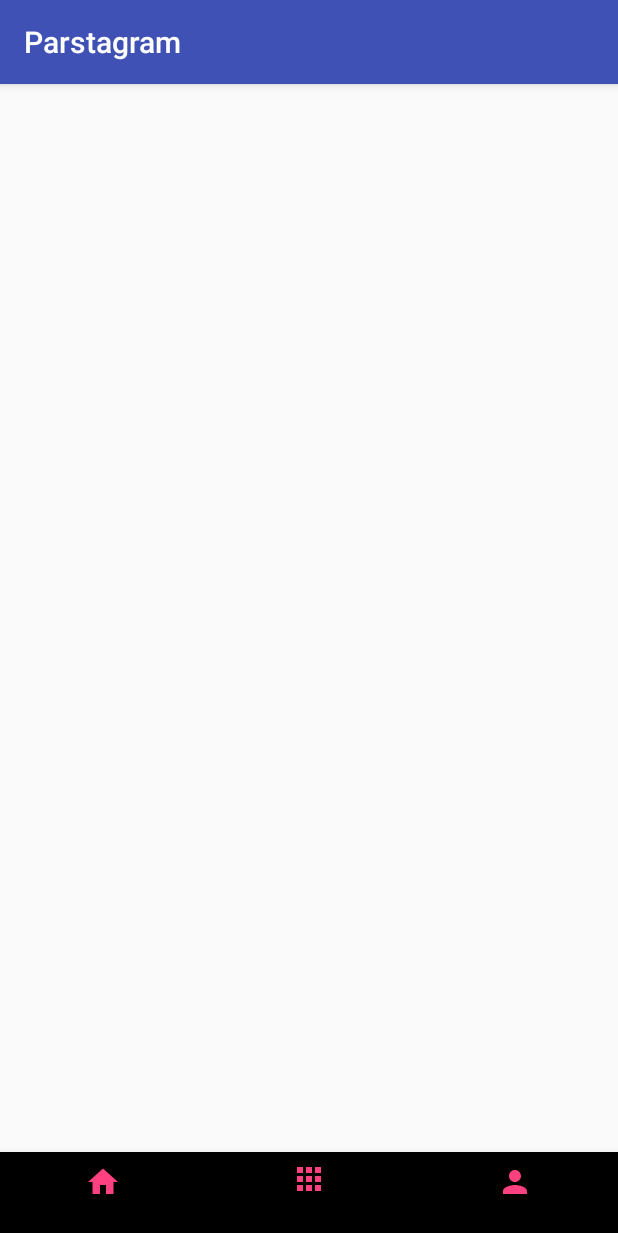
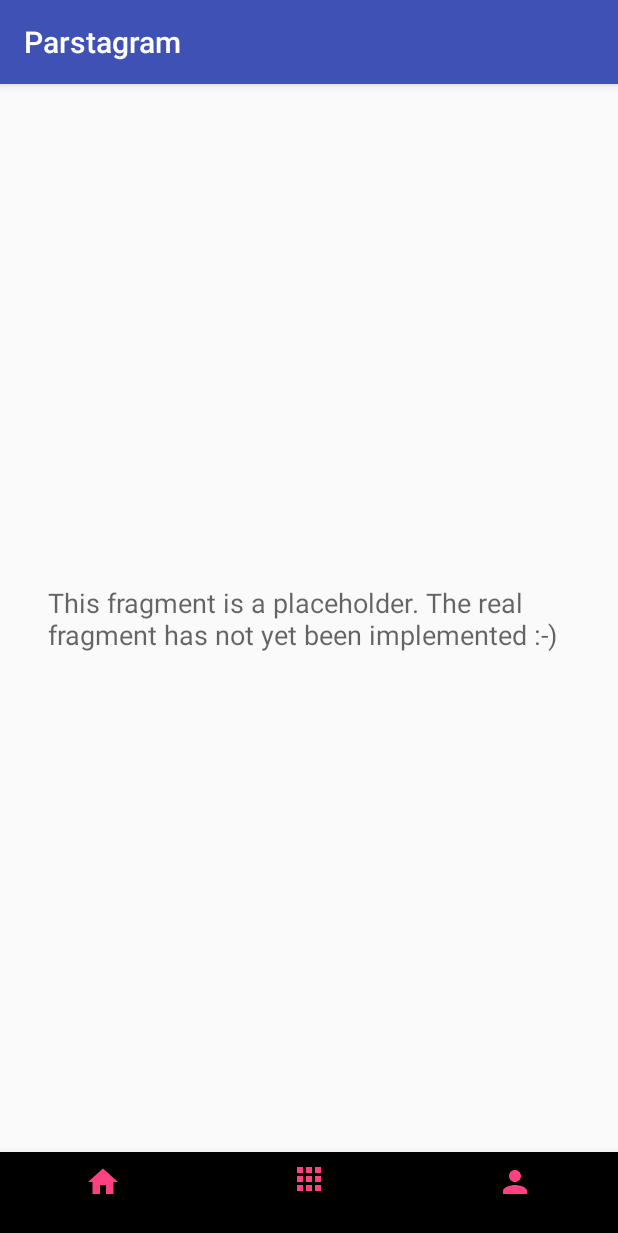
Before and after one commit to katherinelazar/Parstagram, an Android app: the HomeActivity screen opened directly, with no data from a screen before it, item 2 of the bottom bar chosen, on a phone screen of 412 x 824 dp. Shown: the top 1233 px of the screen. Run offline under Robolectric (Android 15) with nearby library versions, the phone set to English and light mode, and no system bars.

Commit message:
made some FRAGMENTS YEAHH

```diff
--- a/app/src/main/java/me/katherinelazar/parstagram/HomeActivity.java
+++ b/app/src/main/java/me/katherinelazar/parstagram/HomeActivity.java
@@ -1,13 +1,135 @@
 package me.katherinelazar.parstagram;
 
+import android.os.Bundle;
+import android.support.annotation.NonNull;
+import android.support.design.widget.BottomNavigationView;
+import android.support.v4.app.Fragment;
+import android.support.v4.app.FragmentManager;
+import android.support.v4.app.FragmentStatePagerAdapter;
+import android.support.v4.view.ViewPager;
 import android.support.v7.app.AppCompatActivity;
-import android.os.Bundle;
+import android.view.MenuItem;
+
+import java.util.ArrayList;
+import java.util.List;
 
 public class HomeActivity extends AppCompatActivity {
+
+    // The list of fragments used in the view pager. They live in the activity and we pass them down
+    //   to the adapter upon creation.
+    private final List<Fragment> fragments = new ArrayList<>();
+
+    // reference to view pager
+    private ViewPager viewPager;
+
+    //The adapter used to display information for our bottom navigation view.
+    private ExampleAdapter adapter;
+
+    // A reference to our bottom navigation view.
+    private BottomNavigationView bottomNavigation;
 
     @Override
     protected void onCreate(Bundle savedInstanceState) {
         super.onCreate(savedInstanceState);
         setContentView(R.layout.activity_home);
+
+
+        // Create the placeholder fragments to be passed to the ViewPager
+        fragments.add(new NotYetImplementedFragment());
+        fragments.add(new NotYetImplementedFragment());
+        fragments.add(new NotYetImplementedFragment());
+
+        // Grab a reference to our view pager.
+        viewPager = findViewById(R.id.pager);
+
+        // Instantiate our ExampleAdapter which we will use in our ViewPager
+        adapter = new ExampleAdapter(getSupportFragmentManager(), fragments);
+
+        // Attach our adapter to our view pager.
+        viewPager.setAdapter(adapter);
+        viewPager.addOnPageChangeListener(new ViewPager.OnPageChangeListener() {
+            @Override
+            public void onPageScrolled(int position, float positionOffset, int positionOffsetPixels) {
+            }
+
+            @Override
+            public void onPageSelected(int position) {
+                switch (position) {
+                    case 0:
+                        bottomNavigation.setSelectedItemId(R.id.action_home);
+                        break;
+                    case 1:
+                        bottomNavigation.setSelectedItemId(R.id.action_discover);
+                        break;
+                    case 2:
+                        bottomNavigation.setSelectedItemId(R.id.action_profile);
+                        break;
+                }
+            }
+            @Override
+            public void onPageScrollStateChanged(int state) {
+            }
+        });
+
+        // Grab a reference to our bottom navigation view
+        bottomNavigation = findViewById(R.id.bottom_navigation);
+
+        // Handle the click for each item on the bottom navigation view.
+        // we then delegate this out to the view pager adapter such that it can switch the
+        // page which we are currently displaying
+        bottomNavigation.setOnNavigationItemSelectedListener(new BottomNavigationView.OnNavigationItemSelectedListener() {
+            @Override
+            public boolean onNavigationItemSelected(@NonNull MenuItem item) {
+                switch (item.getItemId()) {
+                    case R.id.action_home:
+                        // Set the item to the first item in our list.
+                        // This is the home placeholder fragment.
+                        viewPager.setCurrentItem(0);
+                        return true;
+                    case R.id.action_discover:
+                        // Set the item to the first item in our list.
+                        // This is the discovery placeholder fragment.
+                        viewPager.setCurrentItem(1);
+                        return true;
+                    case R.id.action_profile:
+                        // Set the current item to the third item in our list
+                        // which is the profile fragment placeholder
+                        viewPager.setCurrentItem(2);
+                        return true;
+                    default:
+                        return false;
+                }
+            }
+        });
     }
+
+    /**
+     * The example view pager which we use in combination with the bottom navigation view to make
+     * a smooth horizontal sliding transition.
+     */
+    static class ExampleAdapter extends FragmentStatePagerAdapter {
+
+        /**
+         * The list of fragments which we are going to be displaying in the view pager.
+         */
+        private final List<Fragment> fragments;
+
+        public ExampleAdapter(FragmentManager fm, List<Fragment> fragments) {
+            super(fm);
+
+            this.fragments = fragments;
+        }
+
+        @Override
+        public Fragment getItem(int position) {
+            return fragments.get(position);
+        }
+
+        @Override
+        public int getCount() {
+            return fragments.size();
+        }
+    }
+
+
 }
--- a/app/src/main/java/me/katherinelazar/parstagram/LoginActivity.java
+++ b/app/src/main/java/me/katherinelazar/parstagram/LoginActivity.java
@@ -7,6 +7,7 @@ import android.util.Log;
 import android.view.View;
 import android.widget.Button;
 import android.widget.EditText;
+import android.widget.Toast;
 
 import com.parse.LogInCallback;
 import com.parse.ParseUser;
@@ -57,9 +58,11 @@ public class LoginActivity extends AppCompatActivity {
             public void done(ParseUser user, com.parse.ParseException e) {
                 if (e == null) {
                     Log.d("LoginActivity", "Login Successful");
+                    Toast.makeText(LoginActivity.this, "Successfully logged in", Toast.LENGTH_LONG).show();
                     final Intent intent = new Intent(LoginActivity.this, HomeActivity.class);
                     startActivity(intent);
                 } else {
+                    Toast.makeText(LoginActivity.this, "Incorrect username or password", Toast.LENGTH_LONG).show();
                     Log.e("LoginActivity", "Login failure");
                     e.printStackTrace();
                 }
--- /dev/null
+++ b/app/src/main/java/me/katherinelazar/parstagram/NotYetImplementedFragment.java
@@ -0,0 +1,127 @@
+package me.katherinelazar.parstagram;
+
+
+import android.os.Bundle;
+import android.support.annotation.NonNull;
+import android.support.annotation.Nullable;
+import android.support.v4.app.Fragment;
+import android.view.LayoutInflater;
+import android.view.View;
+import android.view.ViewGroup;
+
+/**
+ * A placeholder fragment used for example purpouses. This shows text that says "this fragment hasn't
+ * yet been implemented."
+ *
+ * This is a good pattern to use to make sure you preform piecewise development.
+ */
+public class NotYetImplementedFragment extends Fragment {
+
+    @Nullable
+    @Override
+    public View onCreateView(
+            @NonNull LayoutInflater inflater,
+            @Nullable ViewGroup container,
+            @Nullable Bundle savedInstanceState
+    ) {
+        return inflater.inflate(R.layout.fragment_not_yet_implemented, container, false);
+    }
+}
+
+///**
+// * A simple {@link Fragment} subclass.
+// * Activities that contain this fragment must implement the
+// * {@link NotYetImplementedFragment.OnFragmentInteractionListener} interface
+// * to handle interaction events.
+// * Use the {@link NotYetImplementedFragment#newInstance} factory method to
+// * create an instance of this fragment.
+// */
+//public class NotYetImplementedFragment extends Fragment {
+//    // TODO: Rename parameter arguments, choose names that match
+//    // the fragment initialization parameters, e.g. ARG_ITEM_NUMBER
+//    private static final String ARG_PARAM1 = "param1";
+//    private static final String ARG_PARAM2 = "param2";
+//
+//    // TODO: Rename and change types of parameters
+//    private String mParam1;
+//    private String mParam2;
+//
+//    private OnFragmentInteractionListener mListener;
+//
+//    public NotYetImplementedFragment() {
+//        // Required empty public constructor
+//    }
+//
+//    /**
+//     * Use this factory method to create a new instance of
+//     * this fragment using the provided parameters.
+//     *
+//     * @param param1 Parameter 1.
+//     * @param param2 Parameter 2.
+//     * @return A new instance of fragment NotYetImplementedFragment.
+//     */
+//    // TODO: Rename and change types and number of parameters
+//    public static NotYetImplementedFragment newInstance(String param1, String param2) {
+//        NotYetImplementedFragment fragment = new NotYetImplementedFragment();
+//        Bundle args = new Bundle();
+//        args.putString(ARG_PARAM1, param1);
+//        args.putString(ARG_PARAM2, param2);
+//        fragment.setArguments(args);
+//        return fragment;
+//    }
+//
+//    @Override
+//    public void onCreate(Bundle savedInstanceState) {
+//        super.onCreate(savedInstanceState);
+//        if (getArguments() != null) {
+//            mParam1 = getArguments().getString(ARG_PARAM1);
+//            mParam2 = getArguments().getString(ARG_PARAM2);
+//        }
+//    }
+//
+//    @Override
+//    public View onCreateView(LayoutInflater inflater, ViewGroup container,
+//                             Bundle savedInstanceState) {
+//        // Inflate the layout for this fragment
+//        return inflater.inflate(R.layout.fragment_not_yet_implemented2, container, false);
+//    }
+//
+//    // TODO: Rename method, update argument and hook method into UI event
+//    public void onButtonPressed(Uri uri) {
+//        if (mListener != null) {
+//            mListener.onFragmentInteraction(uri);
+//        }
+//    }
+//
+//    @Override
+//    public void onAttach(Context context) {
+//        super.onAttach(context);
+//        if (context instanceof OnFragmentInteractionListener) {
+//            mListener = (OnFragmentInteractionListener) context;
+//        } else {
+//            throw new RuntimeException(context.toString()
+//                    + " must implement OnFragmentInteractionListener");
+//        }
+//    }
+//
+//    @Override
+//    public void onDetach() {
+//        super.onDetach();
+//        mListener = null;
+//    }
+//
+//    /**
+//     * This interface must be implemented by activities that contain this
+//     * fragment to allow an interaction in this fragment to be communicated
+//     * to the activity and potentially other fragments contained in that
+//     * activity.
+//     * <p>
+//     * See the Android Training lesson <a href=
+//     * "http://developer.android.com/training/basics/fragments/communicating.html"
+//     * >Communicating with Other Fragments</a> for more information.
+//     */
+//    public interface OnFragmentInteractionListener {
+//        // TODO: Update argument type and name
+//        void onFragmentInteraction(Uri uri);
+//    }
+//}
--- a/app/src/main/java/me/katherinelazar/parstagram/SignUpActivity.java
+++ b/app/src/main/java/me/katherinelazar/parstagram/SignUpActivity.java
@@ -28,7 +28,6 @@ public class SignUpActivity extends AppCompatActivity {
 
         usernameInput = findViewById(R.id.new_username);
         passwordInput = findViewById(R.id.new_password);
-
         submit = findViewById(R.id.new_user_submit);
 
 
--- /dev/null
+++ b/app/src/main/res/layout/fragment_not_yet_implemented.xml
@@ -0,0 +1,21 @@
+<?xml version="1.0" encoding="utf-8"?>
+<android.support.constraint.ConstraintLayout xmlns:android="http://schemas.android.com/apk/res/android"
+    xmlns:app="http://schemas.android.com/apk/res-auto"
+    android:layout_width="match_parent"
+    android:layout_height="match_parent">
+
+    <TextView
+        android:id="@+id/textView"
+        android:layout_width="0dp"
+        android:layout_height="wrap_content"
+        android:layout_marginBottom="32dp"
+        android:layout_marginEnd="32dp"
+        android:layout_marginStart="32dp"
+        android:layout_marginTop="32dp"
+        android:text="This fragment is a placeholder. The real fragment has not yet been implemented :-)"
+        android:textAppearance="@style/TextAppearance.AppCompat.Medium"
+        app:layout_constraintBottom_toBottomOf="parent"
+        app:layout_constraintEnd_toEndOf="parent"
+        app:layout_constraintStart_toStartOf="parent"
+        app:layout_constraintTop_toTopOf="parent" />
+</android.support.constraint.ConstraintLayout>
--- /dev/null
+++ b/app/src/main/res/layout/fragment_not_yet_implemented2.xml
@@ -0,0 +1,14 @@
+<?xml version="1.0" encoding="utf-8"?>
+<FrameLayout xmlns:android="http://schemas.android.com/apk/res/android"
+    xmlns:tools="http://schemas.android.com/tools"
+    android:layout_width="match_parent"
+    android:layout_height="match_parent"
+    tools:context=".NotYetImplementedFragment">
+
+    <!-- TODO: Update blank fragment layout -->
+    <TextView
+        android:layout_width="match_parent"
+        android:layout_height="match_parent"
+        android:text="@string/hello_blank_fragment" />
+
+</FrameLayout>
--- a/app/src/main/res/values/strings.xml
+++ b/app/src/main/res/values/strings.xml
@@ -11,6 +11,8 @@
     <string name="password">password</string>
     <string name="username">username</string>
 
+    <!-- TODO: Remove or change this placeholder text -->
+    <string name="hello_blank_fragment">Hello blank fragment</string>
 
 
 </resources>
```
